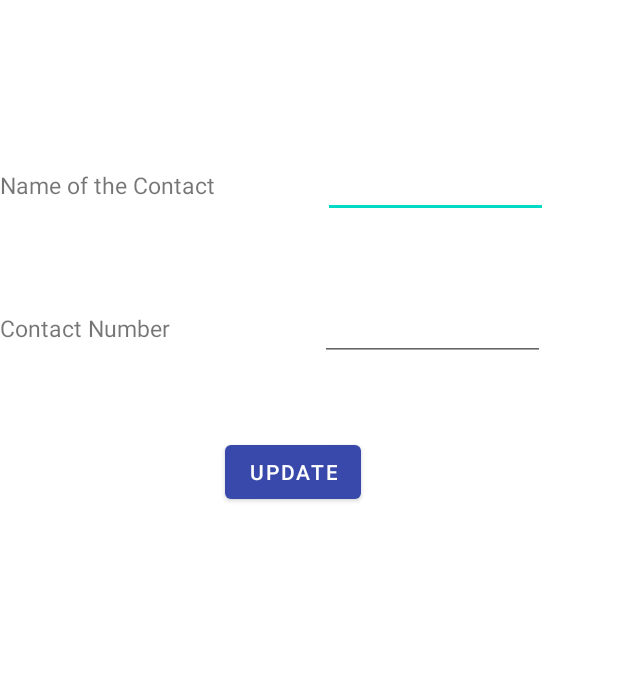
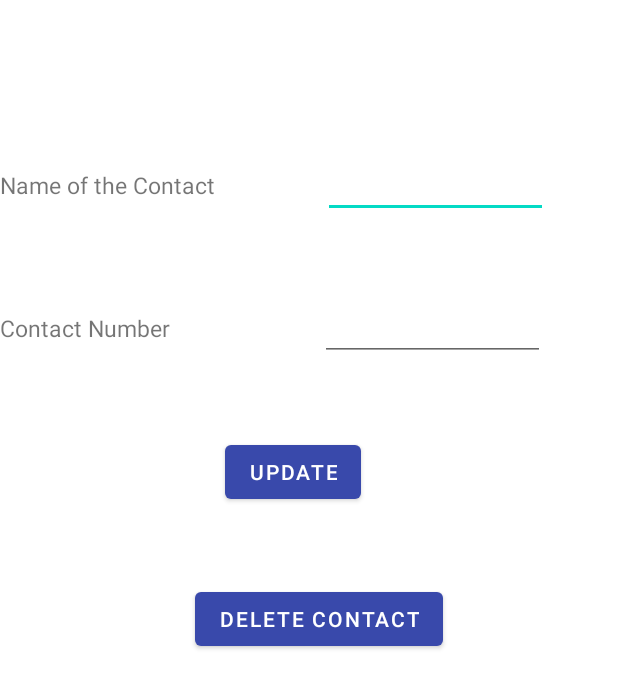
Before and after one commit to abhijith21059/MobileComputingProject, an Android app: the layout activity_edit_contacts.xml on its own in the app's theme, with its tools: preview values and no code run, on a phone screen of 412 x 824 dp. Shown: the top 688 px of the screen. Run offline under Robolectric (Android 15) with nearby library versions, the phone set to English and light mode, and no system bars; Roboto replaces fonts that are not available here.

Commit message:
UI changes + Delete Emergency Contact Implementation

```diff
--- a/app/src/main/AndroidManifest.xml
+++ b/app/src/main/AndroidManifest.xml
@@ -43,6 +43,9 @@
             android:name=".CalendarActivity"
             android:exported="true" />
         <activity
+            android:name=".EditContacts"
+            android:exported="true" />
+        <activity
             android:name=".Dashborad"
             android:exported="true">
 
--- a/app/src/main/java/com/example/mc_project/AddContact.java
+++ b/app/src/main/java/com/example/mc_project/AddContact.java
@@ -59,6 +59,7 @@ public class AddContact extends AppCompatActivity {
                         ref1.setValue(emergencyContacts);
 
                         Toast.makeText(AddContact.this, "Successfully added emergency contact ", Toast.LENGTH_SHORT).show();
+                        finish();
                     }
 
                     @Override
--- a/app/src/main/res/layout/activity_edit_contacts.xml
+++ b/app/src/main/res/layout/activity_edit_contacts.xml
@@ -54,5 +54,14 @@
         android:layout_marginTop="50dp"
         android:text="Update" />
 
+    <Button
+        android:id="@+id/delButton"
+        android:layout_width="wrap_content"
+        android:layout_height="wrap_content"
+        android:layout_marginLeft="130dp"
+        android:layout_marginTop="50dp"
+        android:text="Delete Contact" />
+
+
 
 </LinearLayout>
```
Also changed, not shown: app/src/main/java/com/example/mc_project/EditContacts.java (+35 -1 lines).
